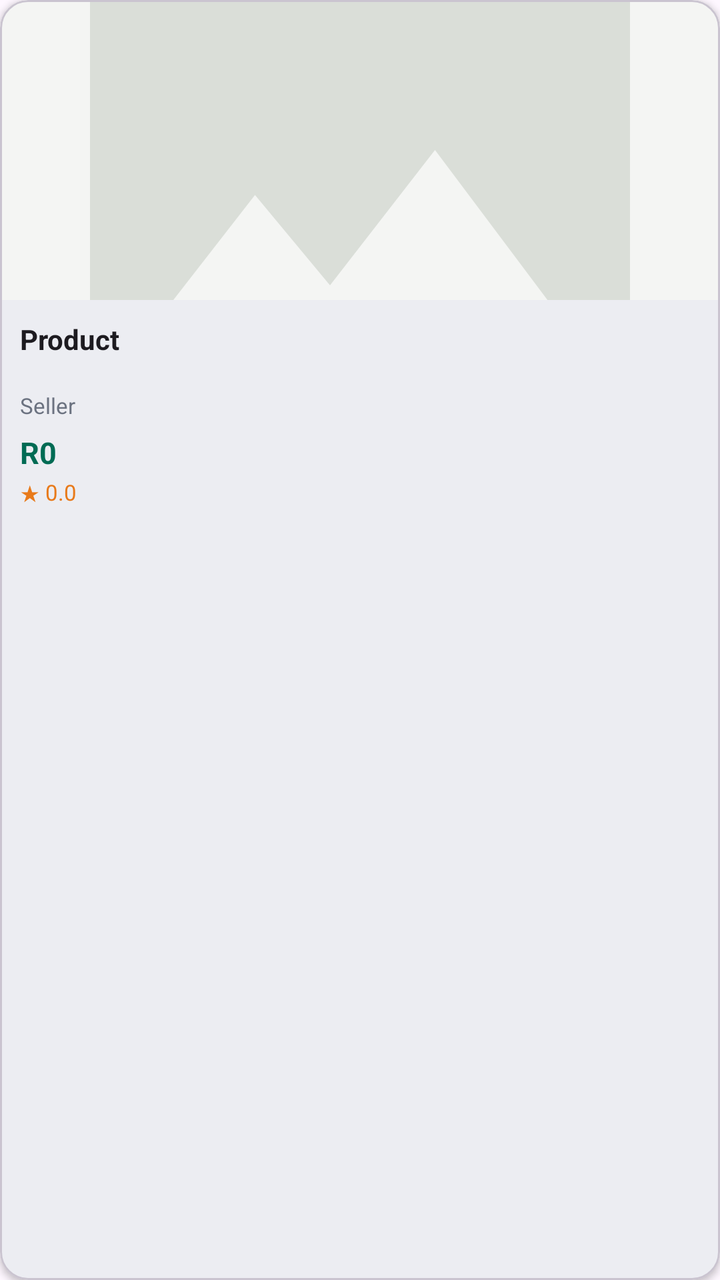
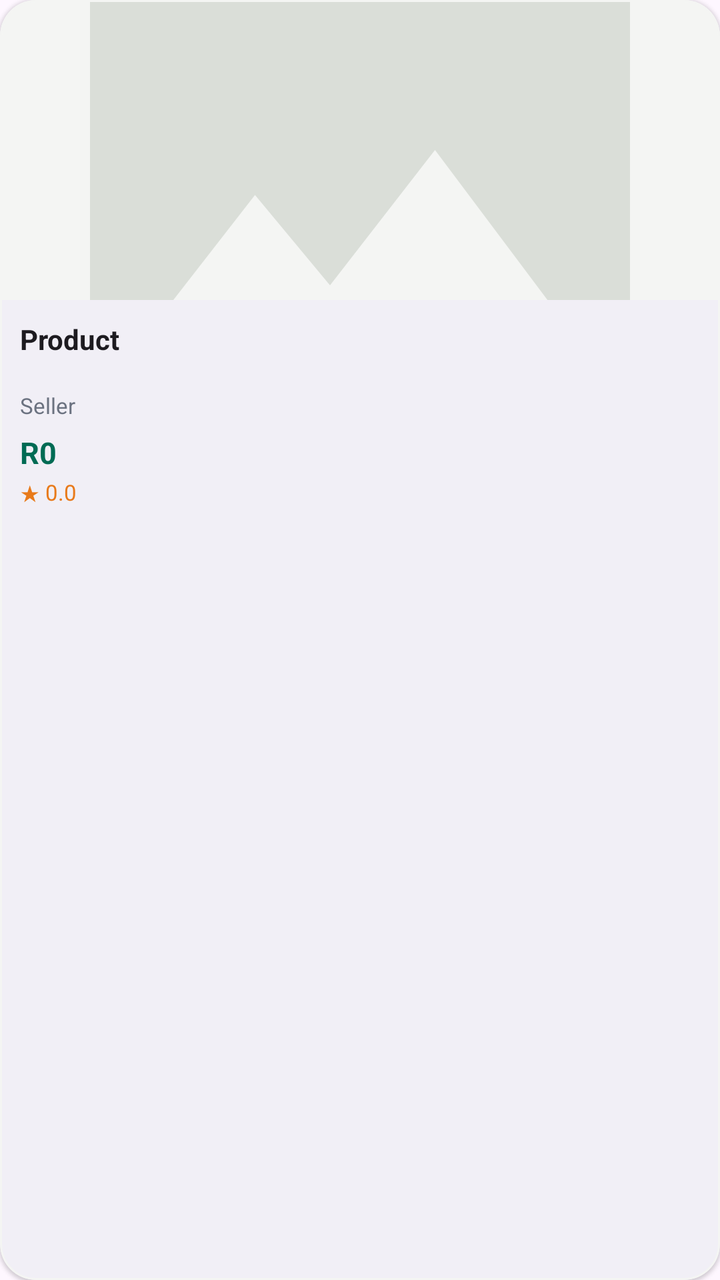

Compare the two renders of this Android layout. The source of the first and the diff that turns it into the second are given below.
<!-- AndroidManifest.xml: application theme Theme.ShopLocal -->
<!-- res/layout/item_product.xml -->
<?xml version="1.0" encoding="utf-8"?>
<com.google.android.material.card.MaterialCardView xmlns:android="http://schemas.android.com/apk/res/android"
    xmlns:app="http://schemas.android.com/apk/res-auto"
    android:id="@+id/root"
    android:layout_width="match_parent"
    android:layout_height="wrap_content"
    android:layout_margin="6dp"
    app:cardCornerRadius="14dp"
    app:cardElevation="2dp">

    <LinearLayout
        android:layout_width="match_parent"
        android:layout_height="wrap_content"
        android:orientation="vertical">

        <ImageView
            android:id="@+id/productImage"
            android:layout_width="match_parent"
            android:layout_height="150dp"
            android:background="@color/grey_100"
            android:scaleType="centerCrop"
            android:contentDescription="@string/app_name"
            android:src="@drawable/ic_image_placeholder" />

        <LinearLayout
            android:layout_width="match_parent"
            android:layout_height="wrap_content"
            android:orientation="vertical"
            android:padding="10dp">

            <TextView
                android:id="@+id/productName"
                android:layout_width="match_parent"
                android:layout_height="wrap_content"
                android:ellipsize="end"
                android:maxLines="2"
                android:minLines="2"
                android:text="Product"
                android:textColor="?android:attr/textColorPrimary"
                android:textSize="14sp"
                android:textStyle="bold" />

            <TextView
                android:id="@+id/sellerName"
                android:layout_width="match_parent"
                android:layout_height="wrap_content"
                android:ellipsize="end"
                android:maxLines="1"
                android:text="Seller"
                android:textColor="@color/grey_600"
                android:textSize="11sp" />

            <LinearLayout
                android:layout_width="match_parent"
                android:layout_height="wrap_content"
                android:layout_marginTop="6dp"
                android:orientation="horizontal"
                android:gravity="center_vertical">

                <TextView
                    android:id="@+id/price"
                    android:layout_width="wrap_content"
                    android:layout_height="wrap_content"
                    android:text="R0"
                    android:textColor="@color/brand_green"
                    android:textSize="15sp"
                    android:textStyle="bold" />

                <TextView
                    android:id="@+id/oldPrice"
                    android:layout_width="wrap_content"
                    android:layout_height="wrap_content"
                    android:layout_marginStart="6dp"
                    android:text="R0"
                    android:textColor="@color/grey_600"
                    android:textSize="12sp"
                    android:visibility="gone" />
            </LinearLayout>

            <TextView
                android:id="@+id/rating"
                android:layout_width="wrap_content"
                android:layout_height="wrap_content"
                android:layout_marginTop="2dp"
                android:text="★ 0.0"
                android:textColor="@color/brand_orange"
                android:textSize="11sp" />
        </LinearLayout>
    </LinearLayout>
</com.google.android.material.card.MaterialCardView>
<!-- resources referenced by this layout -->
<resources>
  <color name="brand_green">#006B54</color>
  <color name="brand_orange">#E87A1A</color>
  <color name="grey_100">#F4F5F3</color>
  <color name="grey_600">#6B7280</color>
  <!-- drawable ic_image_placeholder (drawable) -->
  <vector xmlns:android="http://schemas.android.com/apk/res/android"
      android:width="48dp" android:height="48dp"
      android:viewportWidth="24" android:viewportHeight="24"
      android:tint="@color/grey_300">
      <path android:fillColor="@android:color/white"
          android:pathData="M21,19V5c0,-1.1 -0.9,-2 -2,-2H5c-1.1,0 -2,0.9 -2,2v14c0,1.1 0.9,2 2,2h14c1.1,0 2,-0.9 2,-2zM8.5,13.5l2.5,3.01L14.5,12l4.5,6H5l3.5,-4.5z"/>
  </vector>
  <string name="app_name">ShopLocal</string>
  <style name="Theme.ShopLocal" parent="Theme.Material3.DayNight.NoActionBar">
          <item name="colorPrimary">@color/brand_green</item>
          <item name="colorPrimaryDark">@color/brand_green_dark</item>
          <item name="colorOnPrimary">@color/white</item>
          <item name="colorSecondary">@color/brand_orange</item>
          <item name="colorOnSecondary">@color/white</item>
          <item name="colorTertiary">@color/brand_gold</item>
          <item name="android:statusBarColor">@color/brand_green</item>
      </style>
  <color name="grey_300">#DADED8</color>
  <color name="brand_green_dark">#004C3C</color>
  <color name="white">#FFFFFF</color>
  <color name="brand_gold">#FFB612</color>
</resources>

<!-- the commit's change to res/layout/item_product.xml (unified diff, before → after) -->
@@ -5,22 +5,43 @@
     android:layout_width="match_parent"
     android:layout_height="wrap_content"
     android:layout_margin="6dp"
-    app:cardCornerRadius="14dp"
-    app:cardElevation="2dp">
+    app:cardCornerRadius="18dp"
+    app:cardElevation="1dp"
+    app:strokeColor="@color/grey_100"
+    app:strokeWidth="1dp">
 
     <LinearLayout
         android:layout_width="match_parent"
         android:layout_height="wrap_content"
         android:orientation="vertical">
 
-        <ImageView
-            android:id="@+id/productImage"
+        <FrameLayout
             android:layout_width="match_parent"
-            android:layout_height="150dp"
-            android:background="@color/grey_100"
-            android:scaleType="centerCrop"
-            android:contentDescription="@string/app_name"
-            android:src="@drawable/ic_image_placeholder" />
+            android:layout_height="wrap_content">
+
+            <ImageView
+                android:id="@+id/productImage"
+                android:layout_width="match_parent"
+                android:layout_height="150dp"
+                android:background="@color/grey_100"
+                android:scaleType="centerCrop"
+                android:contentDescription="@string/app_name"
+                android:src="@drawable/ic_image_placeholder" />
+
+            <TextView
+                android:id="@+id/saleBadge"
+                android:layout_width="wrap_content"
+                android:layout_height="wrap_content"
+                android:layout_margin="8dp"
+                android:background="@drawable/bg_sale_badge"
+                android:paddingHorizontal="8dp"
+                android:paddingVertical="3dp"
+                android:text="@string/sale_badge"
+                android:textColor="@color/white"
+                android:textSize="10sp"
+                android:textStyle="bold"
+                android:visibility="gone" />
+        </FrameLayout>
 
         <LinearLayout
             android:layout_width="match_parent"
<!-- resource entries referenced after the edit -->
@@ -13,18 +13,58 @@
           android:pathData="M21,19V5c0,-1.1 -0.9,-2 -2,-2H5c-1.1,0 -2,0.9 -2,2v14c0,1.1 0.9,2 2,2h14c1.1,0 2,-0.9 2,-2zM8.5,13.5l2.5,3.01L14.5,12l4.5,6H5l3.5,-4.5z"/>
   </vector>
   <string name="app_name">ShopLocal</string>
+  <string name="sale_badge">SALE</string>
   <style name="Theme.ShopLocal" parent="Theme.Material3.DayNight.NoActionBar">
+          
           <item name="colorPrimary">@color/brand_green</item>
           <item name="colorPrimaryDark">@color/brand_green_dark</item>
           <item name="colorOnPrimary">@color/white</item>
+          <item name="colorPrimaryContainer">@color/brand_green_light</item>
+          <item name="colorOnPrimaryContainer">@color/brand_green_dark</item>
           <item name="colorSecondary">@color/brand_orange</item>
           <item name="colorOnSecondary">@color/white</item>
+          <item name="colorSecondaryContainer">@color/brand_gold_light</item>
+          <item name="colorOnSecondaryContainer">#5A4200</item>
           <item name="colorTertiary">@color/brand_gold</item>
+  
+          
+          <item name="shapeAppearanceCornerSmall">@style/ShapeAppearance.ShopLocal.Small</item>
+          <item name="shapeAppearanceCornerMedium">@style/ShapeAppearance.ShopLocal.Medium</item>
+          <item name="shapeAppearanceCornerLarge">@style/ShapeAppearance.ShopLocal.Large</item>
+  
+          
+          <item name="materialButtonStyle">@style/Widget.ShopLocal.Button</item>
+  
+          
           <item name="android:statusBarColor">@color/brand_green</item>
+          <item name="android:navigationBarColor">?attr/colorSurface</item>
       </style>
+  <color name="sale_red">#C0392B</color>
   <color name="grey_300">#DADED8</color>
   <color name="brand_green_dark">#004C3C</color>
+  <color name="brand_green_light">#CDE9E0</color>
+  <color name="brand_gold_light">#FFE9B0</color>
   <color name="white">#FFFFFF</color>
+  <!-- drawable bg_sale_badge (drawable) -->
+  <?xml version="1.0" encoding="utf-8"?>
+  <shape xmlns:android="http://schemas.android.com/apk/res/android" android:shape="rectangle">
+      <solid android:color="@color/sale_red" />
+      <corners android:radius="8dp" />
+  </shape>
   <color name="brand_gold">#FFB612</color>
+  <style name="ShapeAppearance.ShopLocal.Small" parent="ShapeAppearance.Material3.Corner.Small">
+          <item name="cornerSize">10dp</item>
+      </style>
+  <style name="ShapeAppearance.ShopLocal.Medium" parent="ShapeAppearance.Material3.Corner.Medium">
+          <item name="cornerSize">18dp</item>
+      </style>
+  <style name="ShapeAppearance.ShopLocal.Large" parent="ShapeAppearance.Material3.Corner.Large">
+          <item name="cornerSize">24dp</item>
+      </style>
+  <style name="Widget.ShopLocal.Button" parent="Widget.Material3.Button">
+          <item name="cornerRadius">26dp</item>
+          <item name="android:paddingTop">12dp</item>
+          <item name="android:paddingBottom">12dp</item>
+      </style>
 </resources>
 
